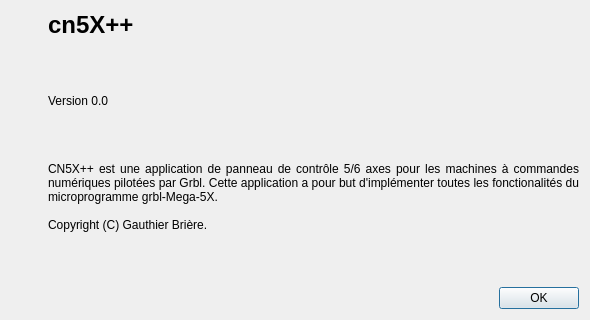
This is dlgAPropos.ui in fra589/cn5X as Qt 5 draws it before an edit. The edited form follows.
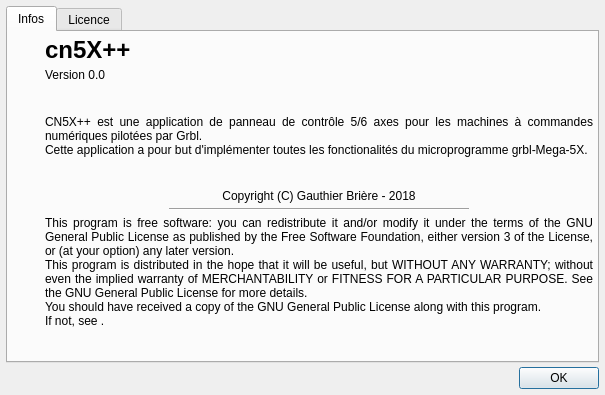
This is the edited form. Icons and pictures are not drawn.

Commit message: Ajout licence GPL v3

```diff
--- a/dlgAPropos.ui
+++ b/dlgAPropos.ui
@@ -9,8 +9,8 @@
    <rect>
     <x>0</x>
     <y>0</y>
-    <width>590</width>
-    <height>320</height>
+    <width>605</width>
+    <height>395</height>
    </rect>
   </property>
   <property name="windowTitle">
@@ -26,9 +26,47 @@
   <property name="modal">
    <bool>true</bool>
   </property>
-  <layout class="QVBoxLayout" name="verticalLayout_3">
+  <layout class="QVBoxLayout" name="verticalLayout_4">
+   <property name="spacing">
+    <number>4</number>
+   </property>
+   <property name="leftMargin">
+    <number>6</number>
+   </property>
+   <property name="topMargin">
+    <number>6</number>
+   </property>
+   <property name="rightMargin">
+    <number>6</number>
+   </property>
+   <property name="bottomMargin">
+    <number>6</number>
+   </property>
    <item>
-    <layout class="QHBoxLayout" name="horizontalLayout_2">
+    <widget class="QTabWidget" name="tabWidget">
+     <property name="currentIndex">
+      <number>0</number>
+     </property>
+     <widget class="QWidget" name="tab">
+      <attribute name="title">
+       <string>Infos</string>
+      </attribute>
+      <layout class="QHBoxLayout" name="horizontalLayout_3">
+       <property name="spacing">
+        <number>4</number>
+       </property>
+       <property name="leftMargin">
+        <number>4</number>
+       </property>
+       <property name="topMargin">
+        <number>4</number>
+       </property>
+       <property name="rightMargin">
+        <number>4</number>
+       </property>
+       <property name="bottomMargin">
+        <number>4</number>
+       </property>
      <item>
       <widget class="QFrame" name="frame">
        <layout class="QVBoxLayout" name="verticalLayout_2">
@@ -77,7 +115,10 @@
       </widget>
      </item>
      <item>
-      <layout class="QVBoxLayout" name="verticalLayout">
+        <layout class="QVBoxLayout" name="verticalLayout_3">
+         <property name="spacing">
+          <number>4</number>
+         </property>
        <item>
         <widget class="QLabel" name="label_2">
          <property name="text">
@@ -88,19 +129,6 @@
          </property>
         </widget>
        </item>
-       <item>
-        <spacer name="verticalSpacer">
-         <property name="orientation">
-          <enum>Qt::Vertical</enum>
-         </property>
-         <property name="sizeHint" stdset="0">
-          <size>
-           <width>20</width>
-           <height>40</height>
-          </size>
-         </property>
-        </spacer>
-       </item>
        <item>
         <widget class="QLabel" name="lblVersion">
          <property name="text">
@@ -124,9 +152,8 @@
        <item>
         <widget class="QLabel" name="label_3">
          <property name="text">
-          <string>CN5X++ est une application de panneau de contrôle 5/6 axes pour les machines à commandes numériques pilotées par Grbl. Cette application a pour but d'implémenter toutes les fonctionalités du microprogramme grbl-Mega-5X.
-
-Copyright (C) Gauthier Brière.</string>
+            <string>CN5X++ est une application de panneau de contrôle 5/6 axes pour les machines à commandes numériques pilotées par Grbl.
+Cette application a pour but d'implémenter toutes les fonctionalités du microprogramme grbl-Mega-5X.</string>
          </property>
          <property name="alignment">
           <set>Qt::AlignJustify|Qt::AlignTop</set>
@@ -136,6 +163,114 @@
          </property>
         </widget>
        </item>
+         <item>
+          <spacer name="verticalSpacer_5">
+           <property name="orientation">
+            <enum>Qt::Vertical</enum>
+           </property>
+           <property name="sizeHint" stdset="0">
+            <size>
+             <width>20</width>
+             <height>40</height>
+            </size>
+           </property>
+          </spacer>
+         </item>
+         <item>
+          <widget class="QLabel" name="label_5">
+           <property name="text">
+            <string>Copyright (C) Gauthier Brière - 2018</string>
+           </property>
+           <property name="alignment">
+            <set>Qt::AlignCenter</set>
+           </property>
+          </widget>
+         </item>
+         <item>
+          <widget class="QFrame" name="frame">
+           <property name="maximumSize">
+            <size>
+             <width>16777215</width>
+             <height>5</height>
+            </size>
+           </property>
+           <property name="lineWidth">
+            <number>3</number>
+           </property>
+           <layout class="QHBoxLayout" name="horizontalLayout_2">
+            <property name="spacing">
+             <number>0</number>
+            </property>
+            <property name="leftMargin">
+             <number>0</number>
+            </property>
+            <property name="topMargin">
+             <number>1</number>
+            </property>
+            <property name="rightMargin">
+             <number>0</number>
+            </property>
+            <property name="bottomMargin">
+             <number>0</number>
+            </property>
+            <item>
+             <spacer name="horizontalSpacer_2">
+              <property name="orientation">
+               <enum>Qt::Horizontal</enum>
+              </property>
+              <property name="sizeHint" stdset="0">
+               <size>
+                <width>40</width>
+                <height>20</height>
+               </size>
+              </property>
+             </spacer>
+            </item>
+            <item>
+             <widget class="Line" name="line">
+              <property name="minimumSize">
+               <size>
+                <width>300</width>
+                <height>0</height>
+               </size>
+              </property>
+              <property name="orientation">
+               <enum>Qt::Horizontal</enum>
+              </property>
+             </widget>
+            </item>
+            <item>
+             <spacer name="horizontalSpacer_3">
+              <property name="orientation">
+               <enum>Qt::Horizontal</enum>
+              </property>
+              <property name="sizeHint" stdset="0">
+               <size>
+                <width>40</width>
+                <height>20</height>
+               </size>
+              </property>
+             </spacer>
+            </item>
+           </layout>
+          </widget>
+         </item>
+         <item>
+          <widget class="QLabel" name="label_4">
+           <property name="text">
+            <string>This program is free software: you can redistribute it and/or modify it under the terms of the GNU General Public License as published by the Free Software Foundation, either version 3 of the License, or (at your option) any later version.
+This program is distributed in the hope that it will be useful, but WITHOUT ANY WARRANTY; without even the implied warranty of MERCHANTABILITY or FITNESS FOR A PARTICULAR PURPOSE. See the GNU General Public License for more details.
+You should have received a copy of the GNU General Public License along with this program.
+If not, see &lt;http://www.gnu.org/licenses/&gt;.</string>
+           </property>
+           <property name="alignment">
+            <set>Qt::AlignJustify|Qt::AlignVCenter</set>
+           </property>
+           <property name="wordWrap">
+            <bool>true</bool>
+           </property>
+          </widget>
+         </item>
        <item>
         <spacer name="verticalSpacer_4">
          <property name="orientation">
@@ -152,6 +287,43 @@
       </layout>
      </item>
     </layout>
+     </widget>
+     <widget class="QWidget" name="tab_2">
+      <attribute name="title">
+       <string>Licence</string>
+      </attribute>
+      <layout class="QHBoxLayout" name="horizontalLayout_4">
+       <property name="spacing">
+        <number>0</number>
+       </property>
+       <property name="leftMargin">
+        <number>4</number>
+       </property>
+       <property name="topMargin">
+        <number>4</number>
+       </property>
+       <property name="rightMargin">
+        <number>4</number>
+       </property>
+       <property name="bottomMargin">
+        <number>4</number>
+       </property>
+       <item>
+        <widget class="QPlainTextEdit" name="qptLicence">
+         <property name="verticalScrollBarPolicy">
+          <enum>Qt::ScrollBarAlwaysOn</enum>
+         </property>
+         <property name="readOnly">
+          <bool>true</bool>
+         </property>
+         <property name="plainText">
+          <string notr="true"/>
+         </property>
+        </widget>
+       </item>
+      </layout>
+     </widget>
+    </widget>
    </item>
    <item>
     <layout class="QHBoxLayout" name="horizontalLayout">
```
Lines whose indentation alone changed are shown as unchanged. The commit also changes 6 other files.
